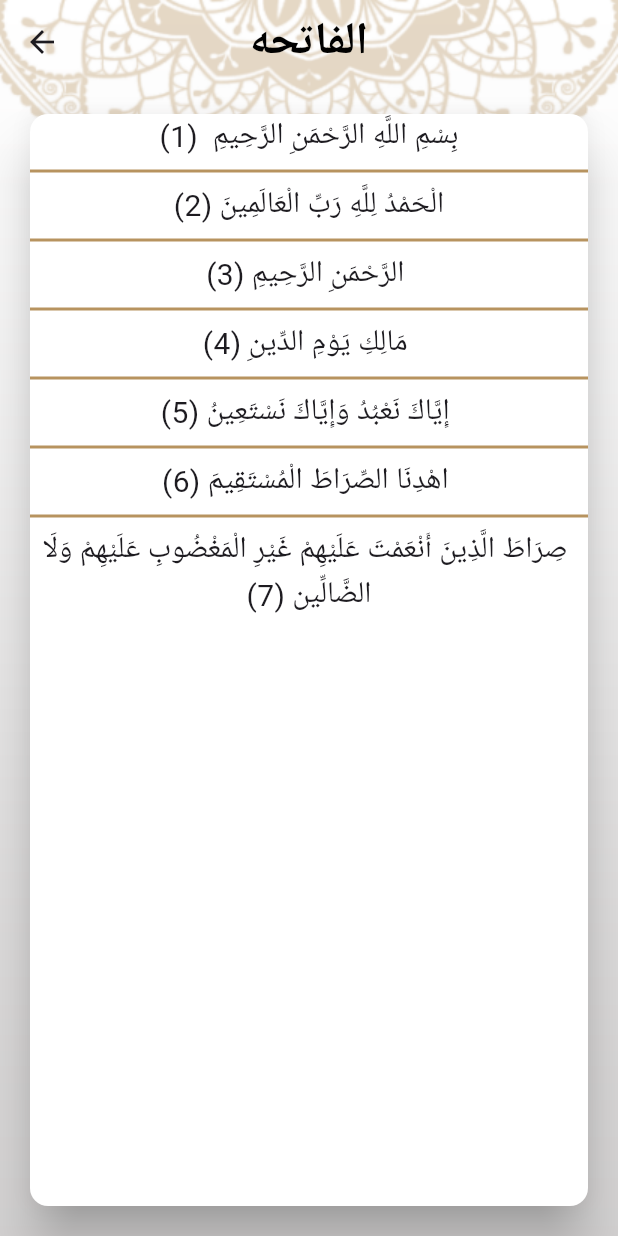
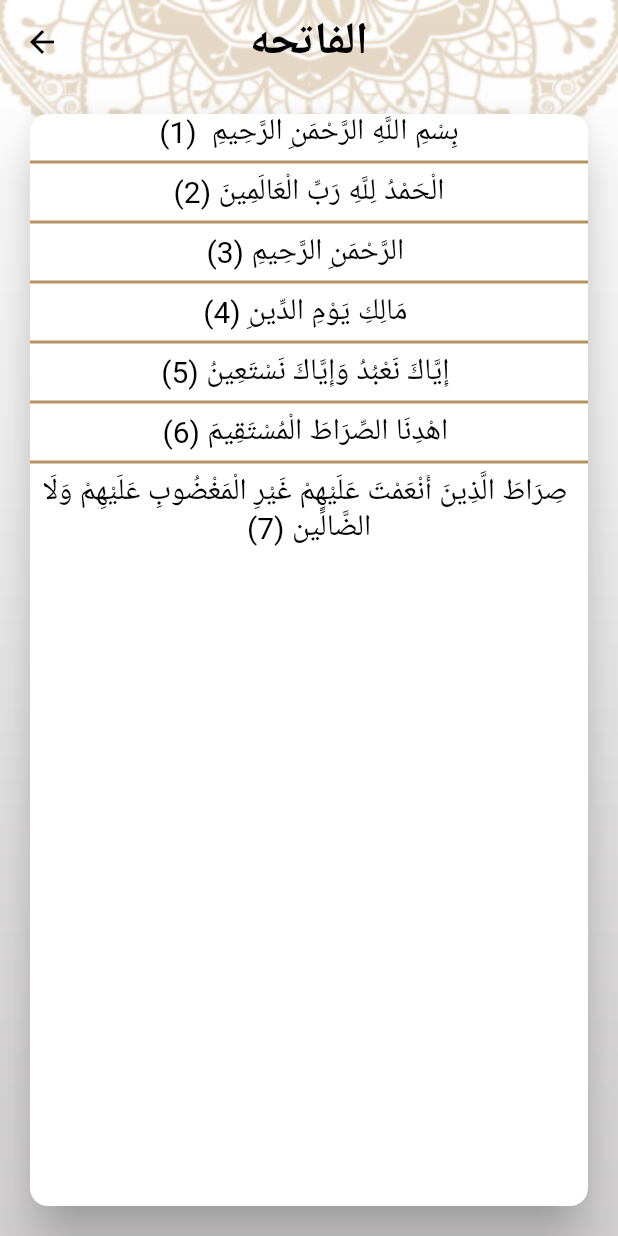
Before and after one commit to GeorgeYoussef27/Islamic-Insight, a Flutter app: the screen it shows after launch, after a tap on "الفاتحه", on a phone screen of 412 x 824 dp. Run offline on Flutter 3.47's test engine with Material 3 defaults, Android fonts, the phone set to English and light mode, and no system bars.

Commit message:
+ latest

```diff
--- a/assets/files/7.txt
+++ b/assets/files/7.txt
@@ -1,4 +1,4 @@
- المص
+ المصحف
 كِتَابٌ أُنْزِلَ إِلَيْكَ فَلَا يَكُنْ فِي صَدْرِكَ حَرَجٌ مِنْهُ لِتُنْذِرَ بِهِ وَذِكْرَى لِلْمُؤْمِنِينَ
 اتَّبِعُوا مَا أُنْزِلَ إِلَيْكُمْ مِنْ رَبِّكُمْ وَلَا تَتَّبِعُوا مِنْ دُونِهِ أَوْلِيَاءَ قَلِيلًا مَا تَذَكَّرُونَ
 وَكَمْ مِنْ قَرْيَةٍ أَهْلَكْنَاهَا فَجَاءَهَا بَأْسُنَا بَيَاتًا أَوْ هُمْ قَائِلُونَ
--- a/lib/Tabs/AhadethTab.dart
+++ b/lib/Tabs/AhadethTab.dart
@@ -22,7 +22,7 @@ class _AhadethTabState extends State<AhadethTab> {
         Expanded(child: Image.asset("assets/images/hadith_header.png")),
         Divider(),
         Text("Ahadeth",
-            style: TextStyle(fontSize: 25, fontWeight: FontWeight.w600)),
+            style: Theme.of(context).textTheme.titleMedium),
         Divider(),
         Expanded(
           flex: 2,
@@ -36,7 +36,7 @@ class _AhadethTabState extends State<AhadethTab> {
                     child: Text(
                       ahadethList[index].title,
                       style:
-                          TextStyle(fontSize: 25, fontWeight: FontWeight.w400),
+                          Theme.of(context).textTheme.bodySmall,
                       textAlign: TextAlign.center,
                     ),
                   ),
--- a/lib/Tabs/QuranTab.dart
+++ b/lib/Tabs/QuranTab.dart
@@ -31,15 +31,19 @@ class QurantabTab extends StatelessWidget {
         ),
         Row(
           children: [
-            Expanded(child: Text("Sura Name",style: TextStyle(fontSize: 20),textAlign: TextAlign.center,)),
+            Expanded(child: Text(
+                textAlign: TextAlign.center,
+                "Sura Name",style: Theme.of(context).textTheme.titleMedium)),
             Container(
               height: 40,
               width: 2,
               decoration: BoxDecoration(
-                color: Theme.of(context).colorScheme.primary,
+                color: Theme.of(context).colorScheme.onPrimaryContainer,
               ),
             ),
-            Expanded(child: Text("Verses Number",style: TextStyle(fontSize: 20),textAlign: TextAlign.center,)),
+            Expanded(child: Text(
+              textAlign: TextAlign.center,
+                "Verses Number",style: Theme.of(context).textTheme.titleMedium)),
           ],
         ),
         Divider(
--- a/lib/home/home_screen.dart
+++ b/lib/home/home_screen.dart
@@ -2,6 +2,8 @@ import 'package:flutter/material.dart';
 import 'package:islamy_app/Tabs/AhadethTab.dart';
 import 'package:islamy_app/Tabs/QuranTab.dart';
 import 'package:islamy_app/Tabs/SebhaTab.dart';
+import 'package:islamy_app/Tabs/SettingsTab.dart';
+import 'package:islamy_app/style/AppStyle.dart';
 
 import '../Tabs/RadioTab.dart';
 
@@ -19,6 +21,7 @@ class _HomeScreenState extends State<HomeScreen> {
     AhadethTab(),
     SebhaTab(),
     RadioTab(),
+    SettingsTab(),
   ];
 //how to hide statue bar in android
   @override
@@ -26,7 +29,9 @@ class _HomeScreenState extends State<HomeScreen> {
     return Container(
       decoration: BoxDecoration(
           image: DecorationImage(
-              image: AssetImage("assets/images/background.png"),
+              image: AssetImage(AppStyle.isDark
+                  ?"assets/images/home_dark_background.png"
+                  :"assets/images/background.png"),
               fit: BoxFit.fill)),
       child: Scaffold(
         backgroundColor: Colors.transparent,
@@ -62,6 +67,11 @@ class _HomeScreenState extends State<HomeScreen> {
             icon: ImageIcon(AssetImage("assets/images/radio.png")),
             label: "Radio",
           ),
+          BottomNavigationBarItem(
+            backgroundColor: Theme.of(context).colorScheme.primary,
+            icon: Icon(Icons.settings),
+            label: "Settings",
+          ),
         ]
         ),
         body: tabs[selectedIndex],
--- a/lib/home/suraNameWidget.dart
+++ b/lib/home/suraNameWidget.dart
@@ -21,7 +21,7 @@ class SuraNameWidget extends StatelessWidget {
           Expanded(
             child: Text(
               suraName,
-              style: TextStyle(fontSize: 20, fontWeight: FontWeight.bold),
+              style: Theme.of(context).textTheme.bodySmall,
               textAlign: TextAlign.center,
             ),
           ),
@@ -29,13 +29,13 @@ class SuraNameWidget extends StatelessWidget {
             height: 40,
             width: 2,
             decoration: BoxDecoration(
-              color: Theme.of(context).colorScheme.primary,
+              color: Theme.of(context).colorScheme.onPrimaryContainer,
             ),
           ),
           Expanded(
             child: Text(
               suraNumber.toString(),
-              style: TextStyle(fontSize: 20, fontWeight: FontWeight.bold),
+              style: Theme.of(context).textTheme.bodySmall,
               textAlign: TextAlign.center,
             ),
           ),
--- a/lib/main.dart
+++ b/lib/main.dart
@@ -1,7 +1,9 @@
 import 'package:flutter/material.dart';
+import 'package:flutter/services.dart';
 import 'package:islamy_app/ahadeth_details/ahadeth_details_screen.dart';
 import 'package:islamy_app/home/home_screen.dart';
 import 'package:islamy_app/quran_details/quran_details_screen.dart';
+import 'package:islamy_app/style/AppStyle.dart';
 
 void main() {
 
@@ -13,47 +15,15 @@ class MyApp extends StatelessWidget {
 
   @override
   Widget build(BuildContext context) {
+    SystemChrome.setEnabledSystemUIMode(SystemUiMode.immersiveSticky);
     return MaterialApp(
       debugShowCheckedModeBanner: false,
       title: 'Islamy',
-      theme: ThemeData(
-        cardTheme: CardTheme(
-          color: Colors.white,
-          elevation: 15,
-          margin: EdgeInsets.all(20),
-        ),
-          dividerTheme: DividerThemeData(
-            color: Color(0xffB7935F),
-            thickness: 2,
-          ),
-          appBarTheme: AppBarTheme(
-              titleTextStyle: TextStyle(
-                fontSize: 30,
-                fontWeight: FontWeight.bold,
-                color: Colors.black,
-              ),
-              centerTitle: true,
-              backgroundColor: Colors.transparent),
-          scaffoldBackgroundColor: Colors.transparent,
-          colorScheme: ColorScheme.fromSeed(
-            seedColor: Colors.deepPurple,
-            primary: Color(0xffB7935F),
-            secondary: Color(0xffB7935F).withOpacity(0.57),
-            onPrimary: Colors.white,
-            onSecondary: Colors.black,
-          ),
-          useMaterial3: true,
-          bottomNavigationBarTheme: BottomNavigationBarThemeData(
-              backgroundColor: Color(0xffB7935F),
-              selectedItemColor: Colors.black,
-              selectedIconTheme: IconThemeData(
-                color: Colors.black,
-                size: 35,
-              ),
-              unselectedIconTheme: IconThemeData(
-                color: Colors.white,
-                size: 35,
-              ))),
+      theme: AppStyle.lighTheme,
+      darkTheme: AppStyle.darkTheme,
+      themeMode: AppStyle.isDark
+          ?ThemeMode.dark
+          :ThemeMode.light,
       initialRoute: HomeScreen.routeName,
       routes: {
         HomeScreen.routeName: (_) => HomeScreen(),
--- a/lib/quran_details/QuranChapter.dart
+++ b/lib/quran_details/QuranChapter.dart
@@ -10,8 +10,6 @@ class QuranChapter extends StatelessWidget {
     return Text("$chapter (${index+1})",
       textDirection: TextDirection.rtl,
       textAlign: TextAlign.center,
-      style: TextStyle(
-      fontSize: 20,
-    ),);
+      style: Theme.of(context).textTheme.displayMedium);
   }
 }
--- a/lib/quran_details/quran_details_screen.dart
+++ b/lib/quran_details/quran_details_screen.dart
@@ -1,6 +1,8 @@
 import 'package:flutter/material.dart';
 import 'package:flutter/services.dart';
 import 'package:islamy_app/quran_details/QuranChapter.dart';
+
+import '../style/AppStyle.dart';
 
 class QuranDetailsScreen extends StatefulWidget {
   static const String routeName = "QuranDetailsScreen";
@@ -17,7 +19,9 @@ class _QuranDetailsScreenState extends State<QuranDetailsScreen> {
     return Container(
       decoration: BoxDecoration(
         image: DecorationImage(
-          image: AssetImage("assets/images/background.png"),
+          image: AssetImage(AppStyle.isDark
+              ?"assets/images/home_dark_background.png"
+              :"assets/images/background.png"),
           fit: BoxFit.fill,
         ),
       ),
--- /dev/null
+++ b/lib/style/AppStyle.dart
@@ -0,0 +1,144 @@
+import 'package:flutter/material.dart';
+
+class AppStyle{
+  static bool isDark = false;
+  static const Color lightPrimary = Color(0xffB7935F);
+  static const Color darkPrimary = Color(0xff141A2E);
+  static const Color darkSecondary = Color(0xffFACC1D);
+  static ThemeData lighTheme = ThemeData(
+    bottomSheetTheme: BottomSheetThemeData(
+      backgroundColor: Colors.white
+    ),
+    textTheme: TextTheme(
+      titleMedium: TextStyle(
+        fontSize: 20,
+        fontWeight: FontWeight.w600,
+        color: Colors.black,
+      ),
+      bodySmall: TextStyle(
+        fontSize: 20,
+        color: Colors.black,
+        fontWeight: FontWeight.w400,
+      ),
+        displayMedium: TextStyle(
+          fontSize: 20,
+          fontWeight: FontWeight.w400,
+          color: Colors.black ,
+    ),
+      headlineMedium: TextStyle(
+        fontSize: 20,
+        fontWeight: FontWeight.w400,
+        color: lightPrimary,
+      )
+    ),
+      cardTheme: CardTheme(
+        color: Colors.white,
+        elevation: 15,
+        margin: EdgeInsets.all(20),
+      ),
+      dividerTheme: DividerThemeData(
+        color: lightPrimary,
+        thickness: 2,
+      ),
+      appBarTheme: AppBarTheme(
+          titleTextStyle: TextStyle(
+            fontSize: 30,
+            fontWeight: FontWeight.bold,
+            color: Colors.black,
+          ),
+          centerTitle: true,
+          backgroundColor: Colors.transparent,
+          iconTheme: IconThemeData(
+            color: Colors.black
+          )),
+      scaffoldBackgroundColor: Colors.transparent,
+      colorScheme: ColorScheme.fromSeed(
+        seedColor: Colors.deepPurple,
+        primary: lightPrimary,
+        secondary: lightPrimary.withOpacity(0.57),
+        onPrimary: Colors.white,
+        onSecondary: Colors.black,
+        onPrimaryContainer: lightPrimary,
+      ),
+      useMaterial3: true,
+      bottomNavigationBarTheme: BottomNavigationBarThemeData(
+          backgroundColor: lightPrimary,
+          selectedItemColor: Colors.black,
+          selectedIconTheme: IconThemeData(
+            color: Colors.black,
+            size: 35,
+          ),
+          unselectedIconTheme: IconThemeData(
+            color: Colors.white,
+            size: 35,
+          )));
+  static ThemeData darkTheme = ThemeData(
+      bottomSheetTheme: BottomSheetThemeData(
+          backgroundColor: darkPrimary
+      ),
+      textTheme: TextTheme(
+        titleMedium: TextStyle(
+          fontSize: 20,
+          fontWeight: FontWeight.w600,
+          color: Colors.white,
+        ),
+        bodySmall: TextStyle(
+          fontSize: 20,
+          color: Colors.white,
+          fontWeight: FontWeight.w400
+        ),
+        displayMedium: TextStyle(
+          fontSize: 20,
+          fontWeight: FontWeight.w400,
+          color: darkSecondary,
+        ),
+          headlineMedium: TextStyle(
+            fontSize: 20,
+            fontWeight: FontWeight.w400,
+            color: darkSecondary,
+          )
+      ),
+      cardTheme: CardTheme(
+        surfaceTintColor: darkPrimary,
+        color: darkPrimary,
+        elevation: 15,
+        margin: EdgeInsets.all(20),
+      ),
+      dividerColor: darkSecondary,
+      dividerTheme: DividerThemeData(
+        color: darkSecondary,
+        thickness: 2,
+      ),
+      appBarTheme: AppBarTheme(
+          titleTextStyle: TextStyle(
+            fontSize: 30,
+            fontWeight: FontWeight.bold,
+            color: Colors.white,
+          ),
+          centerTitle: true,
+          backgroundColor: Colors.transparent,
+          iconTheme:IconThemeData(
+            color: Colors.white
+          ) ),
+      scaffoldBackgroundColor: Colors.transparent,
+      colorScheme: ColorScheme.fromSeed(
+        seedColor: Colors.deepPurple,
+        primary: darkPrimary,
+        secondary: darkSecondary,
+        onPrimary: Colors.white,
+        onSecondary: Colors.black,
+        onPrimaryContainer: darkSecondary
+      ),
+      useMaterial3: true,
+      bottomNavigationBarTheme: BottomNavigationBarThemeData(
+          backgroundColor: darkPrimary,
+          selectedItemColor: darkSecondary,
+          selectedIconTheme: IconThemeData(
+            color: darkSecondary,
+            size: 35,
+          ),
+          unselectedIconTheme: IconThemeData(
+            color: Colors.white,
+            size: 35,
+          )));
+}
```
Also changed, not shown: lib/Tabs/SettingsTab.dart (added, +77 -0 lines), lib/ahadeth_details/ahadeth_details_screen.dart (+6 -2 lines), lib/home/LanguageButtomSheet.dart (added, +24 -0 lines), lib/home/SelectedItem.dart (added, +26 -0 lines), lib/home/ThemeBottomSheet.dart (added, +25 -0 lines), lib/home/UnselectedItem.dart (added, +14 -0 lines), assets/images/body of seb7a.png (added), assets/images/head of seb7a.png (added), assets/images/home_dark_background.png (added).
